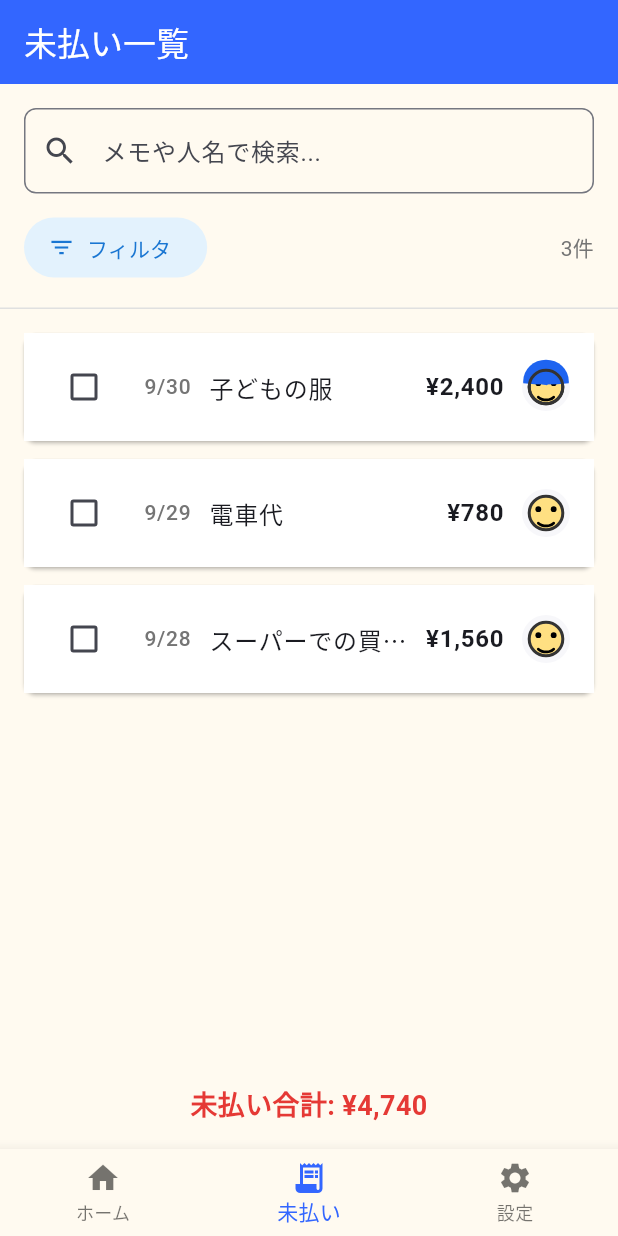
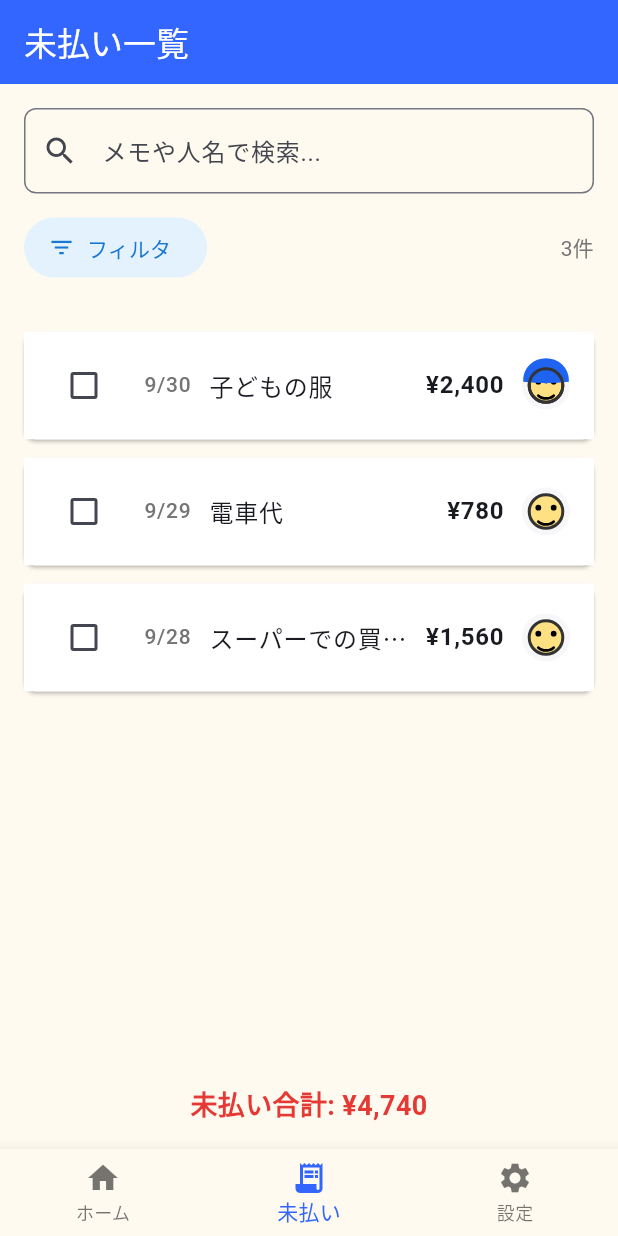
Before and after one commit to N-plus/PaymentCalendar, a Flutter app: the screen it shows after launch, item 2 of the bottom bar chosen, on a phone screen of 412 x 824 dp. Run offline on Flutter 3.47's test engine with Material 3 defaults, Android fonts, the phone set to English and light mode, and no system bars; our stand-ins replace flutter_local_notifications, flutter_riverpod, image_picker, timezone.

Commit message:
Remove divider below unpaid filter button

```diff
--- a/lib/screens/unpaid/unpaid_screen.dart
+++ b/lib/screens/unpaid/unpaid_screen.dart
@@ -135,7 +135,6 @@ class _UnpaidScreenState extends ConsumerState<UnpaidScreen> {
               ],
             ),
           ),
-          Divider(height: 1, color: Colors.grey[300]),
           Expanded(
             child: filteredExpenses.isEmpty
                 ? _buildEmptyState()
```
